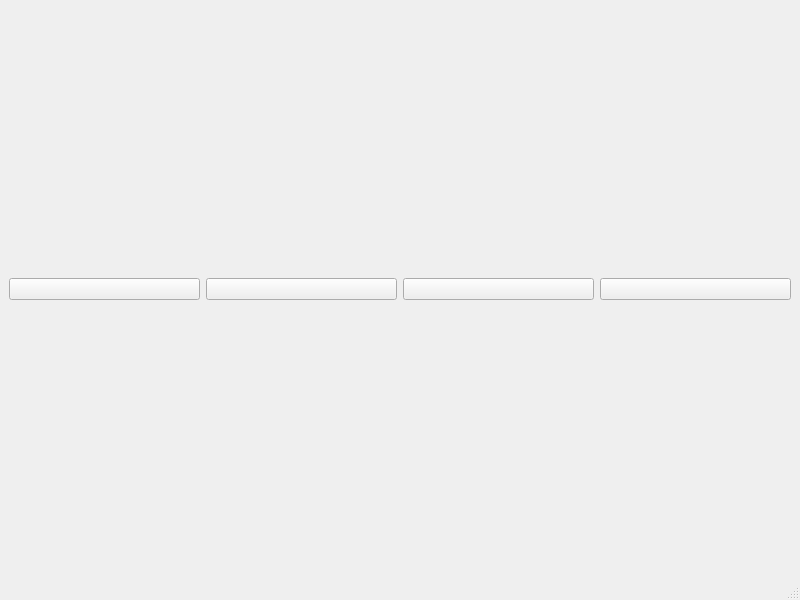
Qt form mainwindow.ui (dargonfyl/Qt-NotNotGame) before a commit.
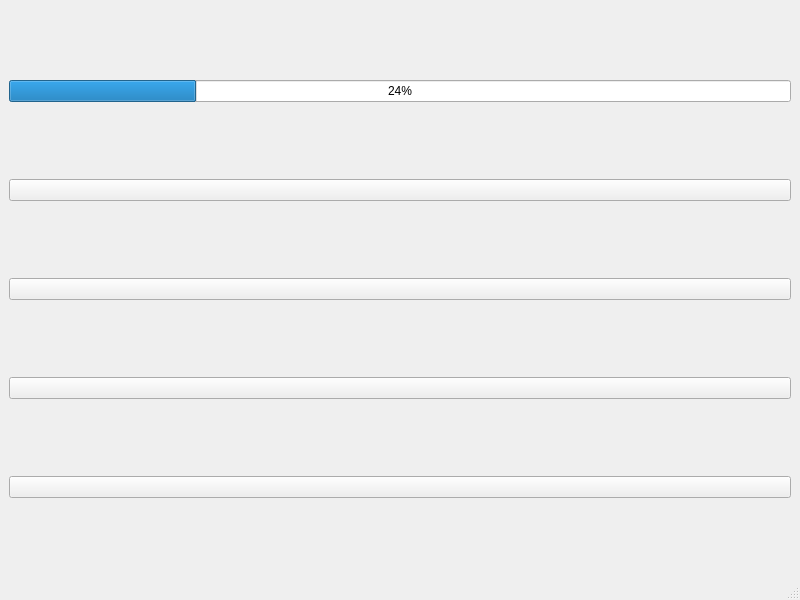
The same form after that commit.

Commit message: Refactor Gamestate into QObject

The edit to the form file:
```diff
--- a/mainwindow.ui
+++ b/mainwindow.ui
@@ -14,35 +14,42 @@
    <string>MainWindow</string>
   </property>
   <widget class="QWidget" name="centralwidget">
-   <layout class="QGridLayout" name="gridLayout_2">
-    <item row="0" column="3">
+   <layout class="QVBoxLayout" name="verticalLayout">
+    <item>
+     <widget class="QProgressBar" name="timerBar">
+      <property name="value">
+       <number>24</number>
+      </property>
+     </widget>
+    </item>
+    <item>
      <widget class="QPushButton" name="yellow">
       <property name="text">
        <string/>
       </property>
      </widget>
     </item>
-    <item row="0" column="0">
-     <widget class="QPushButton" name="red">
-      <property name="text">
-       <string/>
-      </property>
-     </widget>
-    </item>
-    <item row="0" column="1">
-     <widget class="QPushButton" name="green">
-      <property name="text">
-       <string/>
-      </property>
-     </widget>
-    </item>
-    <item row="0" column="2">
+    <item>
      <widget class="QPushButton" name="blue">
       <property name="text">
        <string/>
       </property>
      </widget>
     </item>
+    <item>
+     <widget class="QPushButton" name="green">
+      <property name="text">
+       <string/>
+      </property>
+     </widget>
+    </item>
+    <item>
+     <widget class="QPushButton" name="red">
+      <property name="text">
+       <string/>
+      </property>
+     </widget>
+    </item>
    </layout>
   </widget>
   <widget class="QMenuBar" name="menubar">
```
The commit also changes 2 other files.
